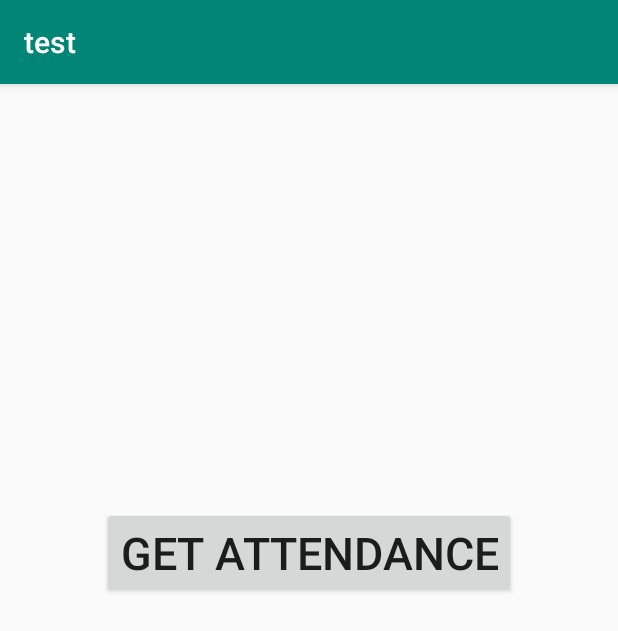
After one commit to Fs4remi/CalHacks, an Android app: the MainAdmin screen opened directly, with no data from a screen before it, on a phone screen of 412 x 824 dp. The commit adds this screen. Shown: the top 631 px of the screen. Run offline under Robolectric (Android 15) with nearby library versions, the phone set to English and light mode, and no system bars.

Commit message:
Separated admin functionalities

```diff
--- a/app/src/main/AndroidManifest.xml
+++ b/app/src/main/AndroidManifest.xml
@@ -9,7 +9,8 @@
         android:roundIcon="@mipmap/ic_launcher_round"
         android:supportsRtl="true"
         android:theme="@style/AppTheme">
-        <activity android:name=".AttendenceScanner"></activity>
+        <activity android:name=".MainAdmin"></activity>
+        <activity android:name=".AttendenceScanner" />
         <activity android:name=".signup" />
         <activity android:name=".MainActivity">
             <intent-filter>
--- /dev/null
+++ b/app/src/main/java/com/example/test/MainAdmin.java
@@ -0,0 +1,20 @@
+package com.example.test;
+
+import android.content.Intent;
+import android.os.Bundle;
+
+import androidx.appcompat.app.AppCompatActivity;
+
+public class MainAdmin extends AppCompatActivity {
+
+    @Override
+    protected void onCreate(Bundle savedInstanceState) {
+        super.onCreate(savedInstanceState);
+        setContentView(R.layout.activity_main_admin);
+    }
+    public void scan_for_students(android.view.View view){
+        Intent intent = new Intent(this, AttendenceScanner.class);
+        startActivity(intent);
+    }
+
+}
--- /dev/null
+++ b/app/src/main/res/layout/activity_main_admin.xml
@@ -0,0 +1,23 @@
+<?xml version="1.0" encoding="utf-8"?>
+<androidx.constraintlayout.widget.ConstraintLayout xmlns:android="http://schemas.android.com/apk/res/android"
+    xmlns:app="http://schemas.android.com/apk/res-auto"
+    xmlns:tools="http://schemas.android.com/tools"
+    android:layout_width="match_parent"
+    android:layout_height="match_parent"
+    tools:context=".MainAdmin">
+
+    <Button
+        android:id="@+id/AttendanceScanButton"
+        android:layout_width="wrap_content"
+        android:layout_height="wrap_content"
+        android:clickable="true"
+        android:onClick="scan_for_students"
+        android:text="GET ATTENDANCE"
+        android:textSize="30sp"
+        app:layout_constraintBottom_toBottomOf="parent"
+        app:layout_constraintEnd_toEndOf="parent"
+        app:layout_constraintStart_toStartOf="parent"
+        app:layout_constraintTop_toTopOf="parent"
+        app:layout_constraintVertical_bias="0.399" />
+
+</androidx.constraintlayout.widget.ConstraintLayout>
```
Also changed, not shown: app/src/main/java/com/example/test/MainActivity.java (+1 -4 lines), app/src/main/res/layout/activity_main.xml (+2 -14 lines).
